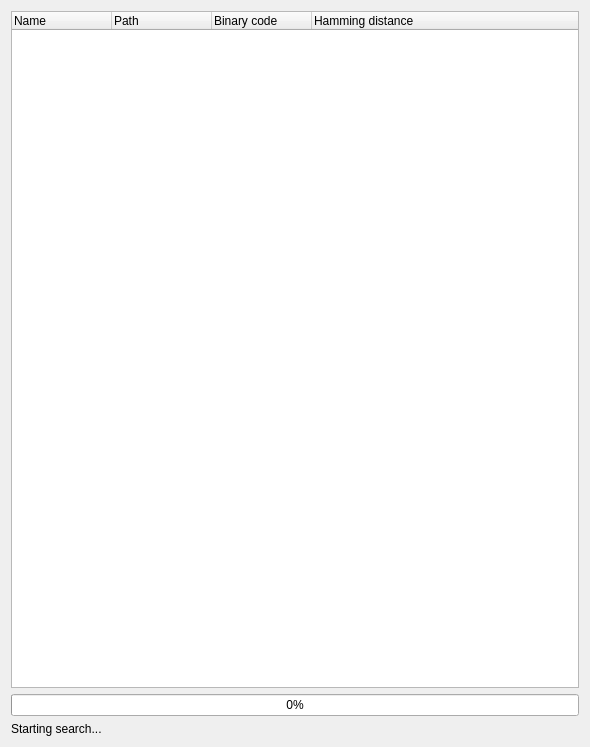
This is gui/designer/search_dialog.ui in rafalpiwnik/SemanticHashing as Qt 5 draws it before an edit. The edited form follows.
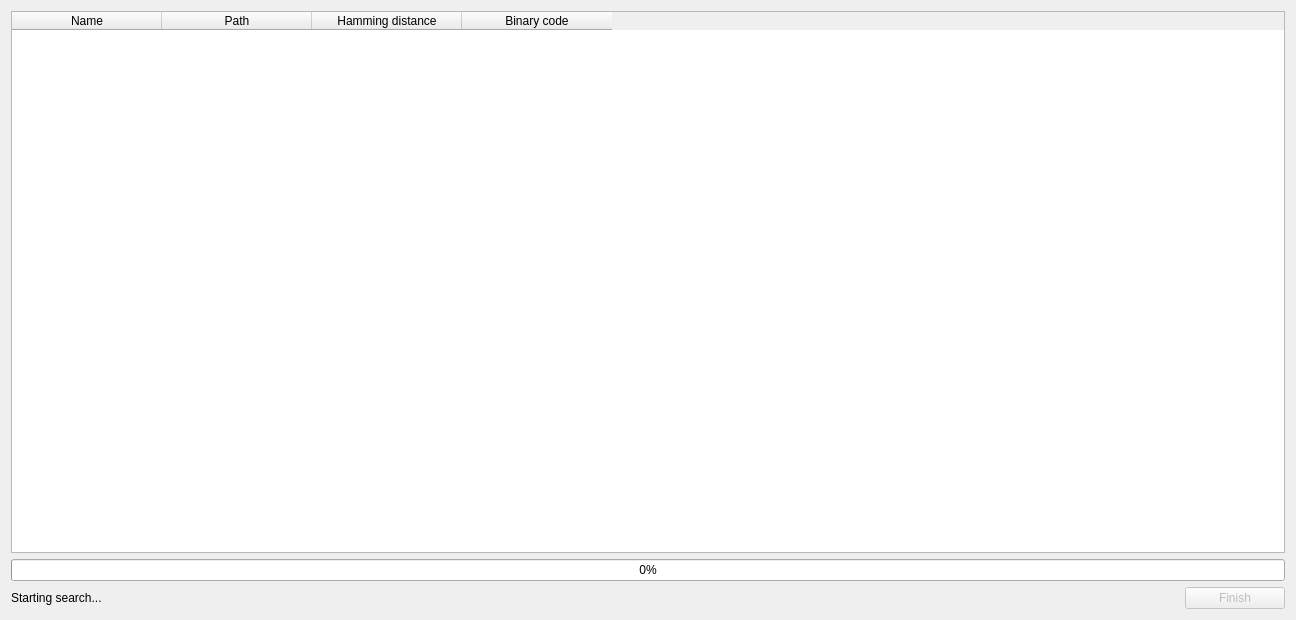
This is the edited form.

```diff
--- a/gui/designer/search_dialog.ui
+++ b/gui/designer/search_dialog.ui
@@ -6,16 +6,69 @@
    <rect>
     <x>0</x>
     <y>0</y>
-    <width>590</width>
-    <height>747</height>
+    <width>1296</width>
+    <height>620</height>
    </rect>
   </property>
   <property name="windowTitle">
    <string>Dialog</string>
   </property>
   <layout class="QGridLayout" name="gridLayout">
-   <item row="0" column="0">
-    <widget class="QTreeWidget" name="files">
+   <item row="2" column="0">
+    <widget class="QLabel" name="statusMessage">
+     <property name="text">
+      <string>Starting search...</string>
+     </property>
+    </widget>
+   </item>
+   <item row="2" column="1">
+    <widget class="QPushButton" name="finishButton">
+     <property name="enabled">
+      <bool>false</bool>
+     </property>
+     <property name="maximumSize">
+      <size>
+       <width>100</width>
+       <height>16777215</height>
+      </size>
+     </property>
+     <property name="text">
+      <string>Finish</string>
+     </property>
+     <property name="flat">
+      <bool>false</bool>
+     </property>
+    </widget>
+   </item>
+   <item row="0" column="0" colspan="2">
+    <widget class="QTableWidget" name="fileTable">
+     <property name="selectionBehavior">
+      <enum>QAbstractItemView::SelectRows</enum>
+     </property>
+     <property name="textElideMode">
+      <enum>Qt::ElideRight</enum>
+     </property>
+     <property name="verticalScrollMode">
+      <enum>QAbstractItemView::ScrollPerPixel</enum>
+     </property>
+     <property name="horizontalScrollMode">
+      <enum>QAbstractItemView::ScrollPerPixel</enum>
+     </property>
+     <attribute name="horizontalHeaderCascadingSectionResizes">
+      <bool>true</bool>
+     </attribute>
+     <attribute name="horizontalHeaderMinimumSectionSize">
+      <number>150</number>
+     </attribute>
+     <attribute name="horizontalHeaderHighlightSections">
+      <bool>false</bool>
+     </attribute>
+     <attribute name="verticalHeaderCascadingSectionResizes">
+      <bool>false</bool>
+     </attribute>
+     <attribute name="verticalHeaderDefaultSectionSize">
+      <number>28</number>
+     </attribute>
      <column>
       <property name="text">
        <string>Name</string>
@@ -26,29 +79,25 @@
        <string>Path</string>
       </property>
      </column>
-     <column>
-      <property name="text">
-       <string>Binary code</string>
-      </property>
-     </column>
      <column>
       <property name="text">
        <string>Hamming distance</string>
       </property>
      </column>
+     <column>
+      <property name="text">
+       <string>Binary code</string>
+      </property>
+     </column>
     </widget>
    </item>
-   <item row="1" column="0">
+   <item row="1" column="0" colspan="2">
     <widget class="QProgressBar" name="progbar">
      <property name="value">
       <number>0</number>
      </property>
-    </widget>
-   </item>
-   <item row="2" column="0">
-    <widget class="QLabel" name="statusMessage">
-     <property name="text">
-      <string>Starting search...</string>
+     <property name="alignment">
+      <set>Qt::AlignCenter</set>
      </property>
     </widget>
    </item>
```
